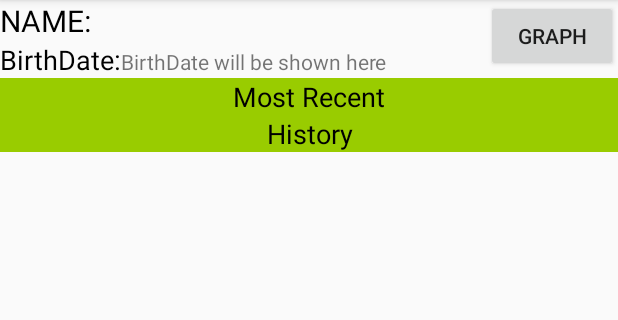
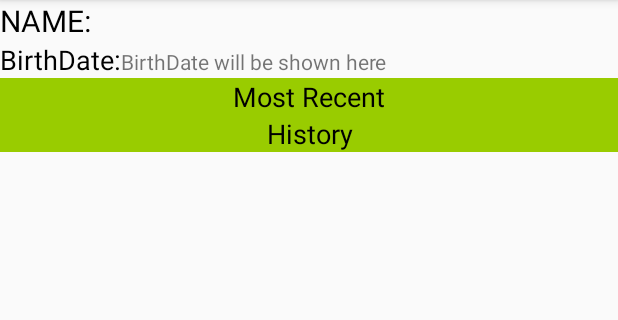
Before and after one commit to HHKANG/HILARIS-H.G, an Android app: the Simpleinfo screen opened directly, with no data from a screen before it, on a phone screen of 412 x 824 dp, the part 84-404 px from its top. Run offline under Robolectric (Android 15) with nearby library versions, the phone set to English and light mode, and no system bars; network calls fail; 2 statements that could not run were skipped.

Commit message:
Button Erased SimpleInfo

```diff
--- a/app/src/main/java/com/example/samsung/hilaris/Simpleinfo.java
+++ b/app/src/main/java/com/example/samsung/hilaris/Simpleinfo.java
@@ -33,7 +33,7 @@ public class Simpleinfo extends AppCompatActivity {
     ListView recentlistView;
     ListViewAdapter recentadapter;
     ListViewAdapter adapter;
-    Button Graph;
+
 
     @Override
     protected void onCreate(Bundle savedInstanceState) {
@@ -46,7 +46,7 @@ public class Simpleinfo extends AppCompatActivity {
         Intent intent = getIntent();
         get_name = intent.getExtras().getString("name");
         get_mb_id = intent.getExtras().getString("mb_id");
-        Graph = (Button) findViewById(R.id.button_graph);
+
 
         set_name = (TextView) findViewById(R.id.name);
         set_BirthDate = (TextView) findViewById(R.id.BirthDate);
--- a/app/src/main/res/layout/activity_simpleinfo.xml
+++ b/app/src/main/res/layout/activity_simpleinfo.xml
@@ -57,11 +57,7 @@
 
         </LinearLayout>
 
-        <Button
-            android:layout_width="wrap_content"
-            android:layout_height="wrap_content"
-            android:text="Graph"
-            android:id="@+id/button_graph"/>
+
     </LinearLayout>
 
 
```
